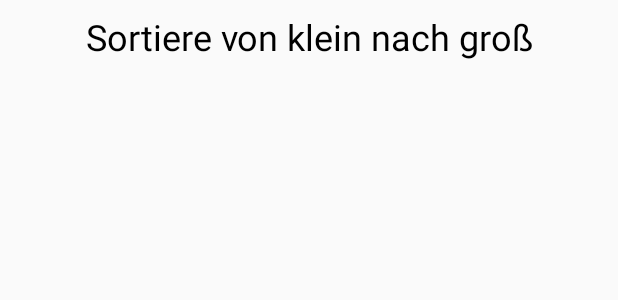
After one commit to tassilo-posegga/BrainEd, an Android app: the layout level1_fragment.xml on its own in the app's theme, with its tools: preview values and no code run, on a phone screen of 412 x 824 dp. The commit adds this screen. Shown: the top 300 px of the screen. Run offline under Robolectric (Android 15) with nearby library versions, the phone set to English and light mode, and no system bars.

Commit message:
Navigate to level fragment

```diff
--- a/app/src/main/java/eu/posegga/brained/home/view/HomeFragment.kt
+++ b/app/src/main/java/eu/posegga/brained/home/view/HomeFragment.kt
@@ -6,6 +6,7 @@ import android.view.View
 import android.view.ViewGroup
 import androidx.fragment.app.Fragment
 import androidx.lifecycle.Observer
+import androidx.navigation.fragment.findNavController
 import androidx.recyclerview.widget.GridLayoutManager
 import eu.posegga.brained.R
 import eu.posegga.brained.home.domain.model.Level
@@ -18,7 +19,6 @@ class HomeFragment : Fragment() {
     private val homeViewModel by viewModel<HomeViewModel>()
 
     private val levelAdapter = LevelAdapter(::onLevelClick)
-    private val levelLayoutManager = GridLayoutManager(context, COLUMN_COUNT)
 
     override fun onCreateView(inflater: LayoutInflater,
         container: ViewGroup?,
@@ -29,7 +29,7 @@ class HomeFragment : Fragment() {
         super.onViewCreated(view, savedInstanceState)
         levelList.apply {
             adapter = levelAdapter
-            layoutManager = levelLayoutManager
+            layoutManager = GridLayoutManager(context, COLUMN_COUNT)
             hasFixedSize()
         }
 
@@ -43,7 +43,7 @@ class HomeFragment : Fragment() {
     }
 
     private fun onLevelClick(level: Level) {
-
+        findNavController().navigate(R.id.level1Fragment)
     }
 
     private companion object {
--- /dev/null
+++ b/app/src/main/res/layout/level1_fragment.xml
@@ -0,0 +1,21 @@
+<?xml version="1.0" encoding="utf-8"?>
+<androidx.constraintlayout.widget.ConstraintLayout xmlns:android="http://schemas.android.com/apk/res/android"
+    xmlns:app="http://schemas.android.com/apk/res-auto"
+    xmlns:tools="http://schemas.android.com/tools"
+    android:layout_width="match_parent"
+    android:layout_height="match_parent"
+    android:padding="@dimen/standard_margin">
+
+    <TextView
+        android:id="@+id/description"
+        android:layout_width="0dp"
+        android:layout_height="wrap_content"
+        android:gravity="center"
+        android:textColor="@color/black"
+        android:textSize="24sp"
+        app:layout_constraintEnd_toEndOf="parent"
+        app:layout_constraintStart_toStartOf="parent"
+        app:layout_constraintTop_toTopOf="parent"
+        tools:text="Sortiere von klein nach groß" />
+
+</androidx.constraintlayout.widget.ConstraintLayout>
```
Also changed, not shown: app/src/main/java/eu/posegga/brained/home/view/LevelAdapter.kt (+6 -6 lines), app/src/main/java/eu/posegga/brained/level1/Level1Fragment.kt (added, +20 -0 lines), app/src/main/res/navigation/main_navigation.xml (+12 -2 lines).
